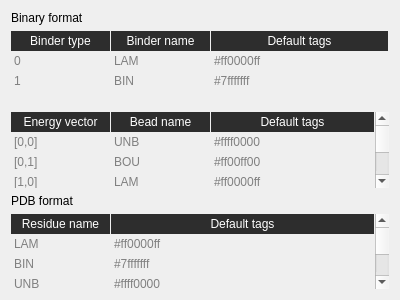
Old version of the form QChromosome/defaults.ui in the repository Michalaq/ChromosomeVisualizer.
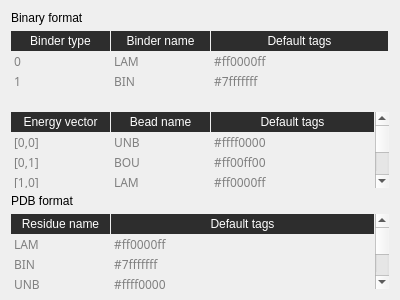
New version of the form.

Commit message: Changed application font

```diff
--- a/QChromosome/defaults.ui
+++ b/QChromosome/defaults.ui
@@ -27,6 +27,7 @@
 }
 
 QTableView {
+	font-family: RobotoMono;
 	color: gray;
 	border: none;
 	background: transparent;
@@ -41,6 +42,7 @@
 }
 
 QLineEdit {
+	font-family: RobotoMono;
 	color: white;
 	border: none;
 	padding: 1px;
```
The commit also changes 11 other files.
